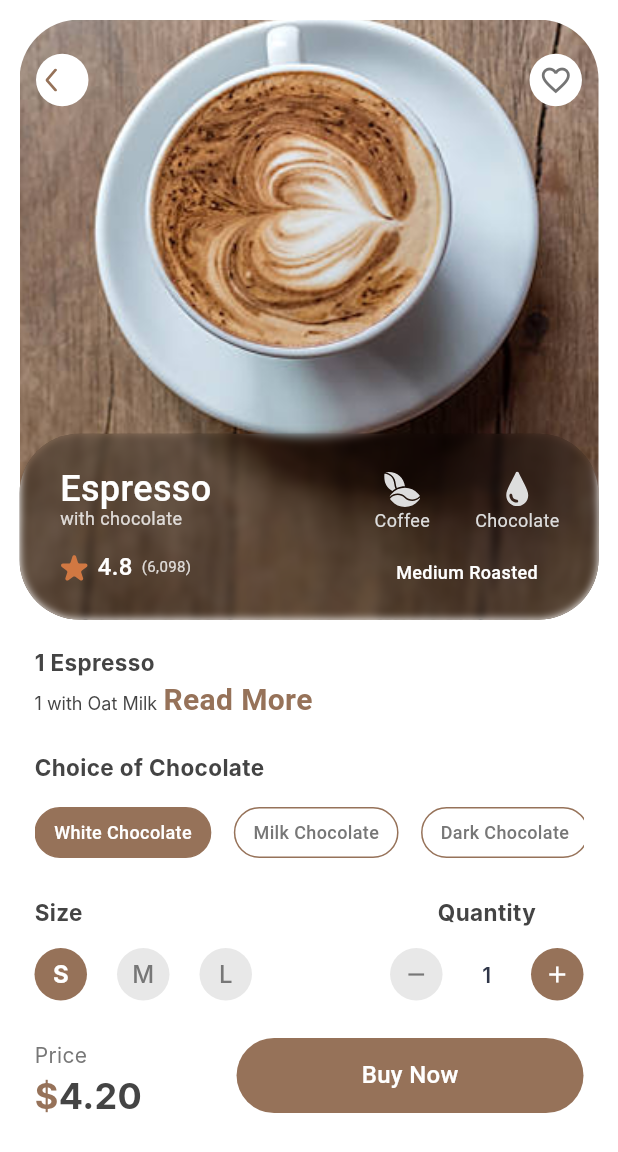
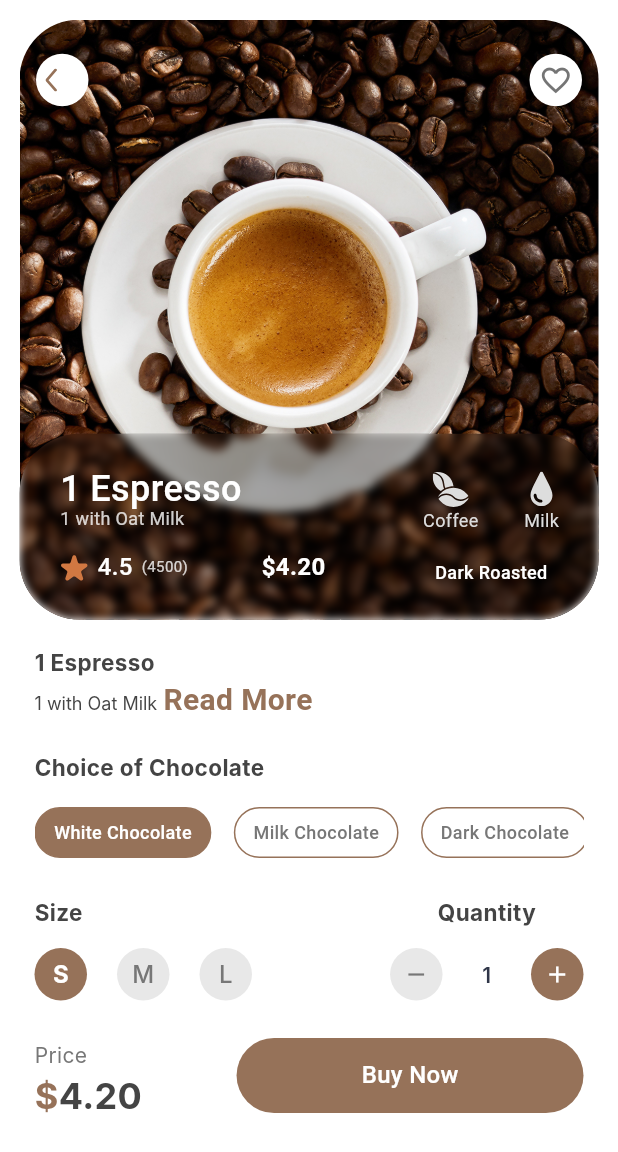
Before and after one commit to markryanbalatero/flutter_coffee_app, a Flutter app: the DashboardScreen screen opened by its route, after a tap on "4.5", on a phone screen of 412 x 824 dp. Shown: the top 1152 px of the screen. Run offline on Flutter 3.47's test engine with Material 3 defaults, Android fonts, the phone set to English and light mode, and no system bars; our stand-ins replace bloc, flutter_bloc, flutter_svg; Roboto replaces fonts that are missing (Inter, SF Pro Text).

Commit message:
Add image viewer dialog and favorite coffee card
Introduced a full-screen image viewer dialog for coffee images and a reusable favorite coffee card widget. Updated product header and overlay content to use dynamic coffee data, support image tap to open the viewer, and display accurate details. Minor fix to coffee name in dashboard. These changes improve UI interactivity and data consistency.

```diff
--- /dev/null
+++ b/devtools_options.yaml
@@ -0,0 +1,3 @@
+description: This file stores settings for Dart & Flutter DevTools.
+documentation: https://docs.flutter.dev/tools/devtools/extensions#configure-extension-enablement-states
+extensions:
--- a/lib/screens/dashboard_screen.dart
+++ b/lib/screens/dashboard_screen.dart
@@ -90,7 +90,7 @@ class _DashboardScreenState extends State<DashboardScreen> {
       ),
       CoffeeItem(
         id: 'cappuccino_2',
-        name: 'Dry Cappuccino',
+        name: 'Cappuccino',
         description: 'Extra Foam',
         price: 4.90,
         rating: 4.4,
--- a/lib/screens/espresso_screen.dart
+++ b/lib/screens/espresso_screen.dart
@@ -10,6 +10,7 @@ import '../widgets/sections/description_section.dart';
 import '../widgets/sections/chocolate_selection_section.dart';
 import '../widgets/sections/size_and_quantity_section.dart';
 import '../widgets/sections/price_and_buy_section.dart';
+import '../widgets/dialogs/image_viewer_dialog.dart';
 
 class EspressoScreen extends StatefulWidget {
   final CoffeeItem? product;
@@ -49,6 +50,11 @@ class _EspressoScreenState extends State<EspressoScreen> {
     return basePrice * sizeMultiplier * 1;
   }
 
+  /// Shows the image viewer dialog when the coffee image is tapped
+  void _showImageViewer(BuildContext context, CoffeeItem coffee) {
+    ImageViewerDialog.show(context, coffee, coffee.image);
+  }
+
   @override
   Widget build(BuildContext context) {
     return Scaffold(
@@ -61,9 +67,15 @@ class _EspressoScreenState extends State<EspressoScreen> {
               BlocBuilder<ProductDetailsCubit, ProductDetailsState>(
                 builder: (context, state) {
                   return ProductHeader(
-                      onBackPressed: () => Navigator.pop(context),
-                      isFavorite: state.coffee?.isFavorite ?? false,
-                      onFavoritePressed: () => cubit.toggleFavorite());
+                    onBackPressed: () => Navigator.pop(context),
+                    isFavorite: state.coffee?.isFavorite ?? false,
+                    onFavoritePressed: () => cubit.toggleFavorite(),
+                    coffee: state.coffee ?? widget.product!,
+                    onImageTap: () => _showImageViewer(
+                      context,
+                      state.coffee ?? widget.product!,
+                    ),
+                  );
                 },
               ),
               _buildContentSection(context),
@@ -91,9 +103,10 @@ class _EspressoScreenState extends State<EspressoScreen> {
         crossAxisAlignment: CrossAxisAlignment.start,
         children: [
           BlocBuilder<ProductDetailsCubit, ProductDetailsState>(
-              builder: (context, state) {
-            return DescriptionSection(state.coffee!);
-          }),
+            builder: (context, state) {
+              return DescriptionSection(state.coffee!);
+            },
+          ),
           const SizedBox(height: AppConstants.largeSpacing),
           ChocolateSelectionSection(
             selectedChocolate: selectedChocolate,
--- a/lib/widgets/product/product_header.dart
+++ b/lib/widgets/product/product_header.dart
@@ -2,6 +2,7 @@ import 'package:flutter/material.dart';
 import 'dart:ui';
 import '../../core/constants/app_constants.dart';
 import '../../core/theme/app_colors.dart';
+import '../../core/models/coffee_item.dart';
 import '../../widgets/buttons/circular_icon_button.dart';
 import '../../widgets/buttons/heart_button.dart';
 import 'product_overlay_content.dart';
@@ -13,11 +14,15 @@ class ProductHeader extends StatelessWidget {
     required this.onBackPressed,
     required this.onFavoritePressed,
     required this.isFavorite,
+    required this.coffee,
+    this.onImageTap,
   }) : super(key: key);
 
   final VoidCallback onBackPressed;
   final VoidCallback onFavoritePressed;
   final bool isFavorite;
+  final CoffeeItem coffee;
+  final VoidCallback? onImageTap;
 
   @override
   Widget build(BuildContext context) {
@@ -36,14 +41,17 @@ class ProductHeader extends StatelessWidget {
 
   /// Builds the product_details background image
   Widget _buildProductImage() {
-    return Container(
-      margin: const EdgeInsets.fromLTRB(13, 13, 13, 0),
-      height: AppConstants.imageHeight,
-      decoration: BoxDecoration(
-        borderRadius: BorderRadius.circular(AppConstants.defaultBorderRadius),
-        image: const DecorationImage(
-          image: AssetImage(AppConstants.productImagePath),
-          fit: BoxFit.cover,
+    return GestureDetector(
+      onTap: onImageTap,
+      child: Container(
+        margin: const EdgeInsets.fromLTRB(13, 13, 13, 0),
+        height: AppConstants.imageHeight,
+        decoration: BoxDecoration(
+          borderRadius: BorderRadius.circular(AppConstants.defaultBorderRadius),
+          image: DecorationImage(
+            image: AssetImage(coffee.image),
+            fit: BoxFit.cover,
+          ),
         ),
       ),
     );
@@ -61,8 +69,7 @@ class ProductHeader extends StatelessWidget {
           CircularIconButton(
             iconPath: AppConstants.backArrowIcon,
             onTap: onBackPressed,
-            showVisualFeedbackOnly:
-                true, // Only show visual feedback, don't navigate
+            showVisualFeedbackOnly: false, // Enable back navigation
           ),
           HeartButton(isFavorite: isFavorite, onTap: onFavoritePressed),
         ],
@@ -88,9 +95,9 @@ class ProductHeader extends StatelessWidget {
             filter: ImageFilter.blur(sigmaX: 3, sigmaY: 3),
             child: Container(
               padding: const EdgeInsets.fromLTRB(27, 25, 26, 25),
-              child: const SizedBox(
+              child: SizedBox(
                 height: AppConstants.overlayContentHeight,
-                child: ProductOverlayContent(),
+                child: ProductOverlayContent(coffee: coffee),
               ),
             ),
           ),
--- a/lib/widgets/product/product_overlay_content.dart
+++ b/lib/widgets/product/product_overlay_content.dart
@@ -2,10 +2,14 @@ import 'package:flutter/material.dart';
 import 'package:flutter_svg/flutter_svg.dart';
 import '../../core/constants/app_constants.dart';
 import '../../core/theme/app_text_styles.dart';
+import '../../core/models/coffee_item.dart';
 
 /// Content for the product_details info overlay
 class ProductOverlayContent extends StatelessWidget {
-  const ProductOverlayContent({Key? key}) : super(key: key);
+  final CoffeeItem coffee;
+
+  const ProductOverlayContent({Key? key, required this.coffee})
+    : super(key: key);
 
   @override
   Widget build(BuildContext context) {
@@ -30,33 +34,55 @@ class ProductOverlayContent extends StatelessWidget {
             crossAxisAlignment: CrossAxisAlignment.start,
             mainAxisSize: MainAxisSize.min,
             children: [
-              Text(AppConstants.productName, style: AppTextStyles.titleLarge),
+              Text(coffee.name, style: AppTextStyles.titleLarge),
               const SizedBox(height: 2),
-              Text(AppConstants.productSubtitle, style: AppTextStyles.subtitle),
+              Text(coffee.description, style: AppTextStyles.subtitle),
             ],
           ),
-          _buildRatingSection(),
+          _buildRatingAndPriceSection(),
         ],
       ),
     );
   }
 
-  /// Builds the rating section with star and reviews
-  Widget _buildRatingSection() {
+  /// Builds the combined rating and price section
+  Widget _buildRatingAndPriceSection() {
     return Row(
       crossAxisAlignment: CrossAxisAlignment.center,
+      mainAxisAlignment: MainAxisAlignment.spaceBetween,
       children: [
-        SvgPicture.asset(AppConstants.starIcon, width: 19, height: 19),
-        const SizedBox(width: 6),
-        Text(AppConstants.productRating, style: AppTextStyles.rating),
-        const SizedBox(width: 6),
-        Text(AppConstants.productReviews, style: AppTextStyles.ratingCount),
+        // Rating section
+        Row(
+          crossAxisAlignment: CrossAxisAlignment.center,
+          children: [
+            SvgPicture.asset(AppConstants.starIcon, width: 19, height: 19),
+            const SizedBox(width: 6),
+            Text(coffee.rating.toString(), style: AppTextStyles.rating),
+            const SizedBox(width: 6),
+            Text(
+              '(${(coffee.rating * 1000).toInt()})',
+              style: AppTextStyles.ratingCount,
+            ),
+          ],
+        ),
+        // Price section
+        Text(
+          '\$${coffee.price.toStringAsFixed(2)}',
+          style: AppTextStyles.rating.copyWith(
+            fontWeight: FontWeight.bold,
+            fontSize: 16,
+          ),
+        ),
       ],
     );
   }
 
   /// Builds the right section with coffee and chocolate icons
   Widget _buildProductIconsSection() {
+    // Determine if coffee has chocolate based on name or description
+    bool hasChocolate = _hasChocolate();
+    String roastLevel = _getRoastLevel();
+
     return Column(
       crossAxisAlignment: CrossAxisAlignment.center,
       mainAxisAlignment: MainAxisAlignment.spaceBetween,
@@ -66,12 +92,43 @@ class ProductOverlayContent extends StatelessWidget {
           children: [
             _buildIconColumn(AppConstants.coffeeIcon, 'Coffee'),
             const SizedBox(width: 30),
-            _buildIconColumn(AppConstants.dropIcon, 'Chocolate'),
+            _buildIconColumn(
+              AppConstants.dropIcon,
+              hasChocolate ? 'Chocolate' : 'Milk',
+            ),
           ],
         ),
-        Text(AppConstants.productRoastLevel, style: AppTextStyles.mediumRoasted),
+        Text(roastLevel, style: AppTextStyles.mediumRoasted),
       ],
     );
+  }
+
+  /// Determines if the coffee contains chocolate based on name/description
+  bool _hasChocolate() {
+    final lowerName = coffee.name.toLowerCase();
+    final lowerDesc = coffee.description.toLowerCase();
+
+    return lowerName.contains('chocolate') ||
+        lowerDesc.contains('chocolate') ||
+        lowerName.contains('mocha') ||
+        lowerDesc.contains('mocha');
+  }
+
+  /// Determines roast level based on coffee type
+  String _getRoastLevel() {
+    final lowerName = coffee.name.toLowerCase();
+
+    if (lowerName.contains('espresso')) {
+      return 'Dark Roasted';
+    } else if (lowerName.contains('latte') ||
+        lowerName.contains('cappuccino')) {
+      return 'Medium Roasted';
+    } else if (lowerName.contains('americano') ||
+        lowerName.contains('french')) {
+      return 'Medium Roasted';
+    } else {
+      return 'Medium Roasted'; // Default
+    }
   }
 
   /// Builds an icon column with label
```
Also changed, not shown: lib/widgets/cards/favorite_coffee_card.dart (added, +122 -0 lines), lib/widgets/dialogs/image_viewer_dialog.dart (added, +165 -0 lines).
